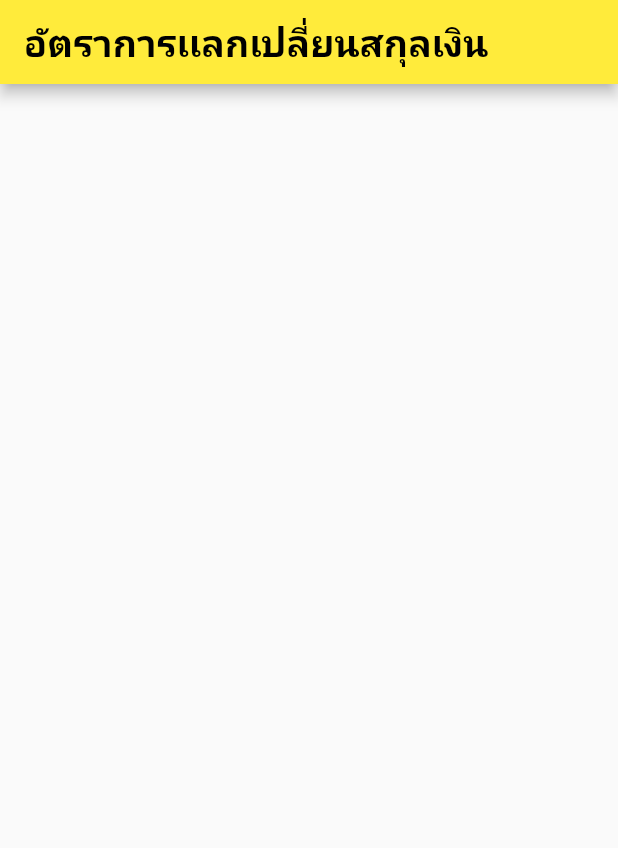
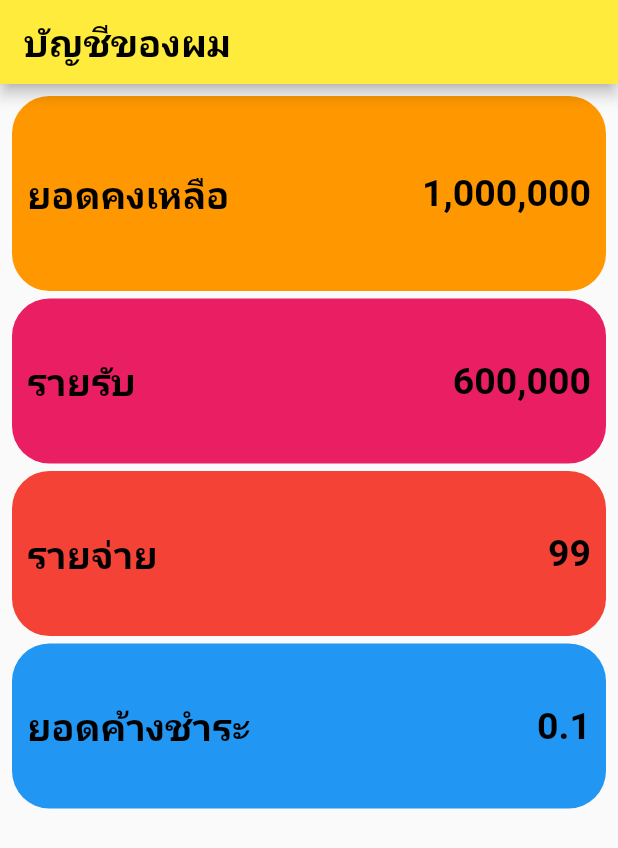
Before and after one commit to SIBPPAKORN/project-flutter_app, a Flutter app: the screen it shows after launch, on a phone screen of 412 x 824 dp. Shown: the top 848 px of the screen. Run offline on Flutter 3.47's test engine with Material 2 defaults, Android fonts, the phone set to English and light mode, and no system bars.

Commit message:
moneyBox(end)

```diff
--- a/lib/main.dart
+++ b/lib/main.dart
@@ -1,7 +1,5 @@
-import 'dart:html';
-
 import 'package:flutter/material.dart';
-import 'package:http/http.dart' as http;
+import 'moneyBox.dart';
 
 void main() {
   runApp(sibpakornapp());
@@ -25,33 +23,36 @@ class myhomesibpakorn extends StatefulWidget {
 }
 
 class _myhomesibpakornState extends State<myhomesibpakorn> {
-  int number = 0;
-
-  @override
-  void initState() {
-    // TODO: implement initState
-    super.initState();
-    getexchangerate();
-  }
-
-  Future<void> getexchangerate() async {
-    var url = "https://api.exchangeratesapi.io/latest?symbols=USD,THB";
-    var response = await http.get(url);
-    print(response.body);
-  }
-
+//เเสดงผลข้อมูล
   @override
   Widget build(BuildContext context) {
-    print("เรียกใช้งาน build");
     return Scaffold(
-      appBar: AppBar(
-        title: Text(
-          "อัตราการเเลกเปลี่ยนสกุลเงิน",
-          style: TextStyle(
-              fontSize: 25, color: Colors.black, fontWeight: FontWeight.bold),
+        appBar: AppBar(
+          title: Text(
+            "บัญชีของผม",
+            style: TextStyle(
+                fontSize: 25, color: Colors.black, fontWeight: FontWeight.bold),
+          ),
         ),
-      ),
-      body: Column(children: []),
-    );
+        body: Padding(
+          padding: const EdgeInsets.all(8.0),
+          child: Column(
+            children: [
+              moneybox("ยอดคงเหลือ", 1000000, Colors.orange, 130),
+              SizedBox(
+                height: 5,
+              ),
+              moneybox("รายรับ", 600000, Colors.pink, 110),
+              SizedBox(
+                height: 5,
+              ),
+              moneybox("รายจ่าย", 99, Colors.red, 110),
+              SizedBox(
+                height: 5,
+              ),
+              moneybox("ยอดค้างชำระ", 0.1, Colors.blue, 110),
+            ],
+          ),
+        ));
   }
 }
```
